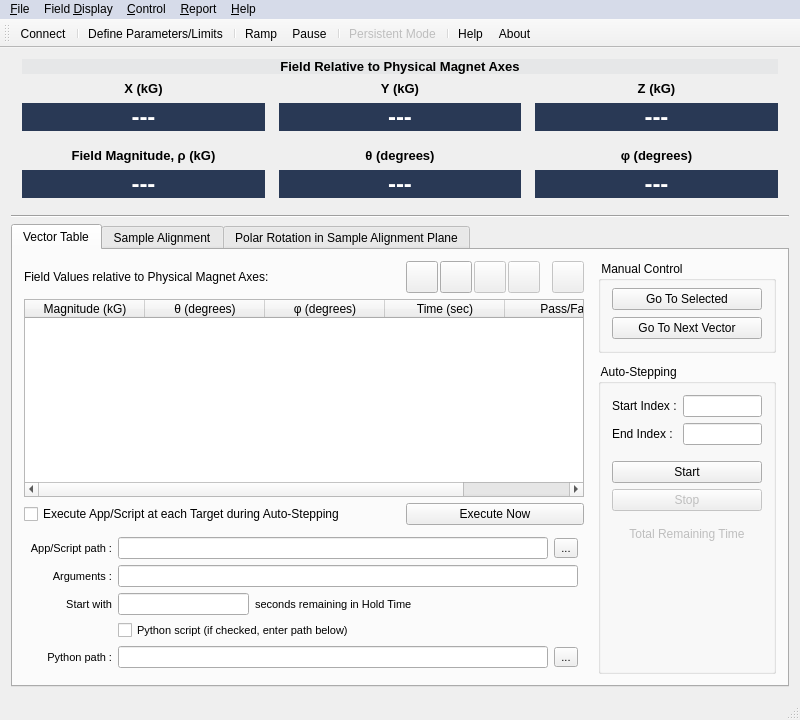
The window that Multi-Axis-Operation/multiaxisoperation.ui (American-Magnetics-Inc/multi-axis-operation) describes before a commit, drawn with Qt 5.
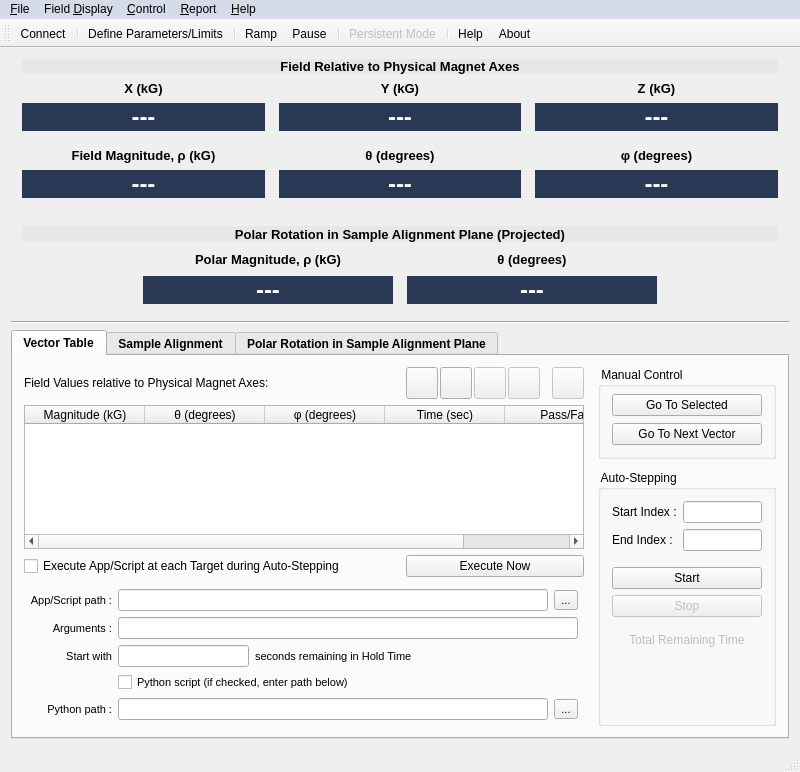
The same window after the commit. Icons and pictures are not drawn. Custom widgets are drawn as their Qt base class.

Diff of the .ui file:
```diff
--- a/Multi-Axis-Operation/multiaxisoperation.ui
+++ b/Multi-Axis-Operation/multiaxisoperation.ui
@@ -7,7 +7,7 @@
     <x>0</x>
     <y>0</y>
     <width>800</width>
-    <height>720</height>
+    <height>772</height>
    </rect>
   </property>
   <property name="minimumSize">
@@ -18,7 +18,6 @@
   </property>
   <property name="font">
    <font>
-    <family>Segoe UI</family>
     <pointsize>9</pointsize>
    </font>
   </property>
@@ -487,6 +486,255 @@
       </layout>
      </widget>
     </item>
+    <item>
+     <widget class="QFrame" name="polarFieldFrame">
+      <property name="minimumSize">
+       <size>
+        <width>0</width>
+        <height>100</height>
+       </size>
+      </property>
+      <property name="font">
+       <font>
+        <pointsize>9</pointsize>
+       </font>
+      </property>
+      <property name="frameShape">
+       <enum>QFrame::NoFrame</enum>
+      </property>
+      <property name="frameShadow">
+       <enum>QFrame::Plain</enum>
+      </property>
+      <property name="lineWidth">
+       <number>0</number>
+      </property>
+      <layout class="QGridLayout" name="gridLayout" columnstretch="1,0,1,1,1">
+       <property name="horizontalSpacing">
+        <number>14</number>
+       </property>
+       <property name="verticalSpacing">
+        <number>7</number>
+       </property>
+       <item row="0" column="0" colspan="5">
+        <widget class="QLabel" name="polarFieldLabel">
+         <property name="font">
+          <font>
+           <pointsize>10</pointsize>
+           <bold>true</bold>
+          </font>
+         </property>
+         <property name="autoFillBackground">
+          <bool>false</bool>
+         </property>
+         <property name="styleSheet">
+          <string notr="true">background-color: rgb(230,231,232);</string>
+         </property>
+         <property name="frameShape">
+          <enum>QFrame::NoFrame</enum>
+         </property>
+         <property name="text">
+          <string>Polar Rotation in Sample Alignment Plane (Projected)</string>
+         </property>
+         <property name="alignment">
+          <set>Qt::AlignCenter</set>
+         </property>
+         <property name="wordWrap">
+          <bool>true</bool>
+         </property>
+         <property name="margin">
+          <number>6</number>
+         </property>
+        </widget>
+       </item>
+       <item row="1" column="3">
+        <widget class="QLabel" name="polarThetaLabel">
+         <property name="font">
+          <font>
+           <pointsize>10</pointsize>
+           <bold>true</bold>
+          </font>
+         </property>
+         <property name="text">
+          <string>θ (degrees)</string>
+         </property>
+         <property name="alignment">
+          <set>Qt::AlignCenter</set>
+         </property>
+         <property name="wordWrap">
+          <bool>true</bool>
+         </property>
+         <property name="margin">
+          <number>0</number>
+         </property>
+        </widget>
+       </item>
+       <item row="1" column="4">
+        <spacer name="polarSpacer2_2">
+         <property name="orientation">
+          <enum>Qt::Horizontal</enum>
+         </property>
+         <property name="sizeHint" stdset="0">
+          <size>
+           <width>107</width>
+           <height>20</height>
+          </size>
+         </property>
+        </spacer>
+       </item>
+       <item row="2" column="0">
+        <spacer name="polarSpacer1">
+         <property name="orientation">
+          <enum>Qt::Horizontal</enum>
+         </property>
+         <property name="sizeHint" stdset="0">
+          <size>
+           <width>107</width>
+           <height>20</height>
+          </size>
+         </property>
+        </spacer>
+       </item>
+       <item row="2" column="1" colspan="2">
+        <widget class="QLabel" name="polarMagnitudeValue">
+         <property name="minimumSize">
+          <size>
+           <width>250</width>
+           <height>0</height>
+          </size>
+         </property>
+         <property name="maximumSize">
+          <size>
+           <width>16777215</width>
+           <height>16777215</height>
+          </size>
+         </property>
+         <property name="font">
+          <font>
+           <pointsize>18</pointsize>
+           <bold>true</bold>
+           <stylestrategy>PreferAntialias</stylestrategy>
+          </font>
+         </property>
+         <property name="cursor">
+          <cursorShape>IBeamCursor</cursorShape>
+         </property>
+         <property name="styleSheet">
+          <string notr="true">background-color: rgb(41,57,85);
+color: rgb(255, 255, 255);</string>
+         </property>
+         <property name="frameShape">
+          <enum>QFrame::NoFrame</enum>
+         </property>
+         <property name="frameShadow">
+          <enum>QFrame::Plain</enum>
+         </property>
+         <property name="text">
+          <string>---</string>
+         </property>
+         <property name="scaledContents">
+          <bool>false</bool>
+         </property>
+         <property name="alignment">
+          <set>Qt::AlignCenter</set>
+         </property>
+         <property name="margin">
+          <number>0</number>
+         </property>
+        </widget>
+       </item>
+       <item row="2" column="3">
+        <widget class="QLabel" name="polarThetaValue">
+         <property name="minimumSize">
+          <size>
+           <width>250</width>
+           <height>0</height>
+          </size>
+         </property>
+         <property name="font">
+          <font>
+           <pointsize>18</pointsize>
+           <bold>true</bold>
+           <stylestrategy>PreferAntialias</stylestrategy>
+          </font>
+         </property>
+         <property name="cursor">
+          <cursorShape>IBeamCursor</cursorShape>
+         </property>
+         <property name="styleSheet">
+          <string notr="true">background-color: rgb(41,57,85);
+color: rgb(255, 255, 255);</string>
+         </property>
+         <property name="frameShape">
+          <enum>QFrame::NoFrame</enum>
+         </property>
+         <property name="frameShadow">
+          <enum>QFrame::Plain</enum>
+         </property>
+         <property name="text">
+          <string>---</string>
+         </property>
+         <property name="scaledContents">
+          <bool>false</bool>
+         </property>
+         <property name="alignment">
+          <set>Qt::AlignCenter</set>
+         </property>
+         <property name="margin">
+          <number>0</number>
+         </property>
+        </widget>
+       </item>
+       <item row="2" column="4">
+        <spacer name="polarSpacer2">
+         <property name="orientation">
+          <enum>Qt::Horizontal</enum>
+         </property>
+         <property name="sizeHint" stdset="0">
+          <size>
+           <width>107</width>
+           <height>20</height>
+          </size>
+         </property>
+        </spacer>
+       </item>
+       <item row="1" column="0">
+        <spacer name="polarSpacer1_2">
+         <property name="orientation">
+          <enum>Qt::Horizontal</enum>
+         </property>
+         <property name="sizeHint" stdset="0">
+          <size>
+           <width>107</width>
+           <height>20</height>
+          </size>
+         </property>
+        </spacer>
+       </item>
+       <item row="1" column="1" colspan="2">
+        <widget class="QLabel" name="polarMagnitudeLabel">
+         <property name="font">
+          <font>
+           <pointsize>10</pointsize>
+           <bold>true</bold>
+          </font>
+         </property>
+         <property name="text">
+          <string>Polar Magnitude, ρ (kG)</string>
+         </property>
+         <property name="alignment">
+          <set>Qt::AlignCenter</set>
+         </property>
+         <property name="wordWrap">
+          <bool>true</bool>
+         </property>
+         <property name="margin">
+          <number>0</number>
+         </property>
+        </widget>
+       </item>
+      </layout>
+     </widget>
+    </item>
     <item>
      <widget class="Line" name="separationLine">
       <property name="frameShadow">
@@ -501,8 +749,8 @@
      <widget class="QTabWidget" name="mainTabWidget">
       <property name="font">
        <font>
-        <weight>50</weight>
-        <bold>false</bold>
+        <pointsize>9</pointsize>
+        <bold>true</bold>
        </font>
       </property>
       <property name="currentIndex">
@@ -512,6 +760,12 @@
        <bool>true</bool>
       </property>
       <widget class="QWidget" name="vectorTableTab">
+       <property name="font">
+        <font>
+         <pointsize>9</pointsize>
+         <bold>false</bold>
+        </font>
+       </property>
        <attribute name="title">
         <string>Vector Table</string>
        </attribute>
@@ -799,6 +1053,12 @@
            </item>
            <item>
             <widget class="QGroupBox" name="autoStepGroupBox">
+             <property name="minimumSize">
+              <size>
+               <width>0</width>
+               <height>211</height>
+              </size>
+             </property>
              <property name="title">
               <string> Auto-Stepping </string>
              </property>
@@ -924,7 +1184,7 @@
          <widget class="QTableWidgetWithCopyPaste" name="vectorsTableWidget">
           <property name="font">
            <font>
-            <weight>50</weight>
+            <pointsize>9</pointsize>
             <bold>false</bold>
            </font>
           </property>
@@ -963,9 +1223,7 @@
             <string>Magnitude (kG)</string>
            </property>
            <property name="font">
-            <font>
-             <family>Segoe UI</family>
-            </font>
+            <font/>
            </property>
           </column>
           <column>
@@ -973,9 +1231,7 @@
             <string>θ (degrees)</string>
            </property>
            <property name="font">
-            <font>
-             <family>Segoe UI</family>
-            </font>
+            <font/>
            </property>
           </column>
           <column>
@@ -983,9 +1239,7 @@
             <string>φ (degrees)</string>
            </property>
            <property name="font">
-            <font>
-             <family>Segoe UI</family>
-            </font>
+            <font/>
            </property>
           </column>
           <column>
@@ -993,9 +1247,7 @@
             <string>Time (sec)</string>
            </property>
            <property name="font">
-            <font>
-             <family>Segoe UI</family>
-            </font>
+            <font/>
            </property>
           </column>
           <column>
@@ -1038,14 +1290,12 @@
           <property name="minimumSize">
            <size>
             <width>0</width>
-            <height>0</height>
+            <height>137</height>
            </size>
           </property>
           <property name="font">
            <font>
-            <family>Arial</family>
             <pointsize>8</pointsize>
-            <weight>50</weight>
             <bold>false</bold>
            </font>
           </property>
```
Left out of the diff: 193 changed lines with no effect on the pictures.
